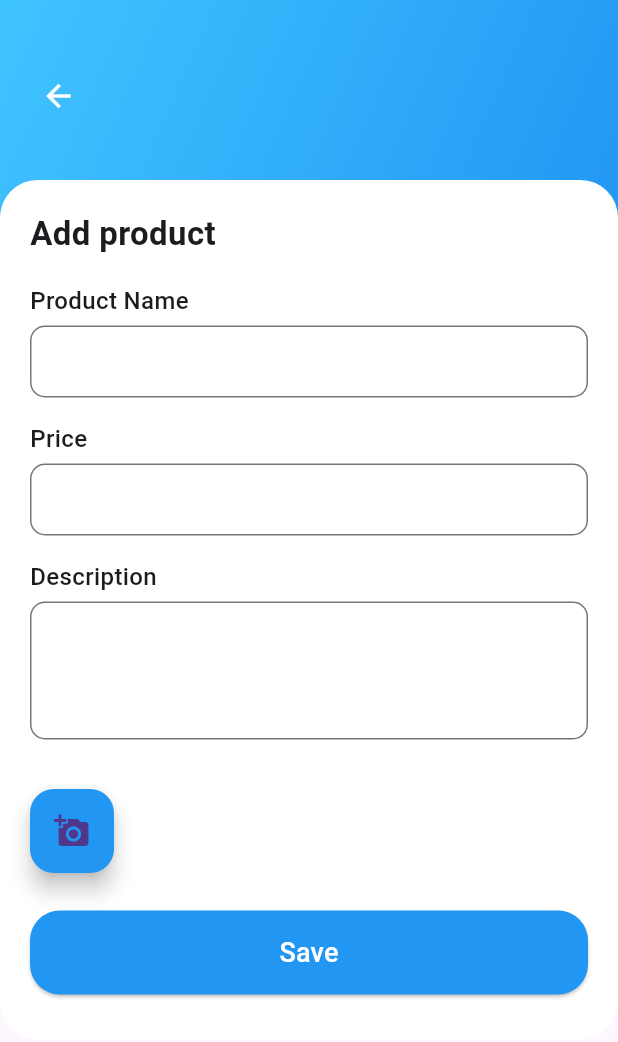
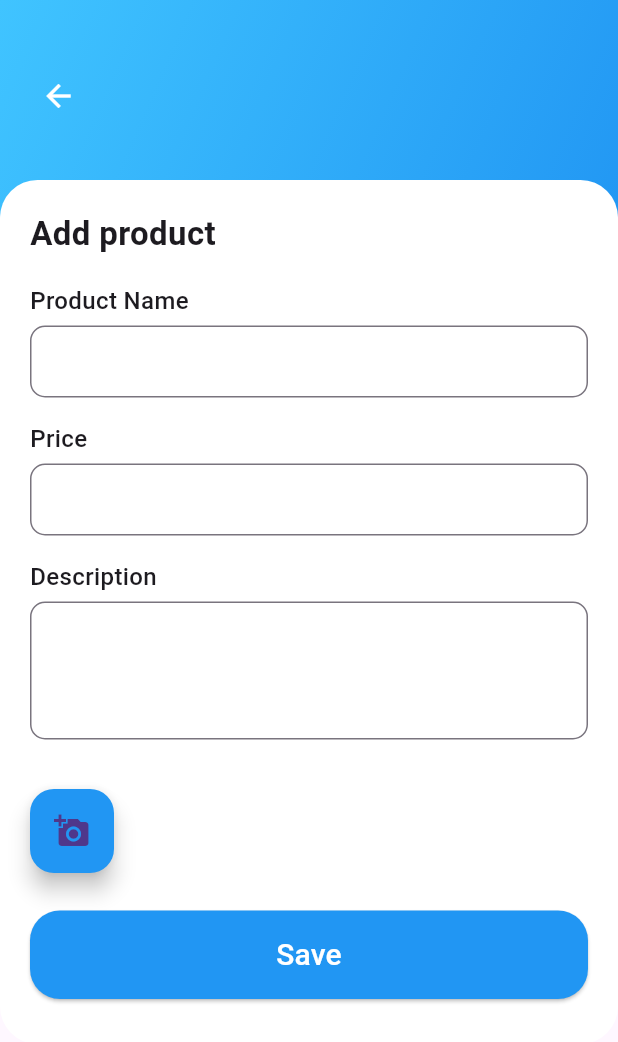
Before and after one commit to azzachater/fish_app, a Flutter app: the AddProductPage screen opened directly, on a phone screen of 412 x 824 dp. Shown: the top 1042 px of the screen. Run offline on Flutter 3.47's test engine with Material 3 defaults, Android fonts, the light colour scheme and no system bars; our stand-ins replace google_nav_bar, table_calendar; missing offline and left inert: flutter_osm_plugin.

```diff
--- a/lib/widgets/save_button.dart
+++ b/lib/widgets/save_button.dart
@@ -21,7 +21,7 @@ class SaveButton extends StatelessWidget {
         ),
         child: Text(
           "Save",
-          style: TextStyle(fontSize: 18, color: Colors.white),
+          style: TextStyle(fontSize: 20, color: Colors.white),
         ),
       ),
     );
```
